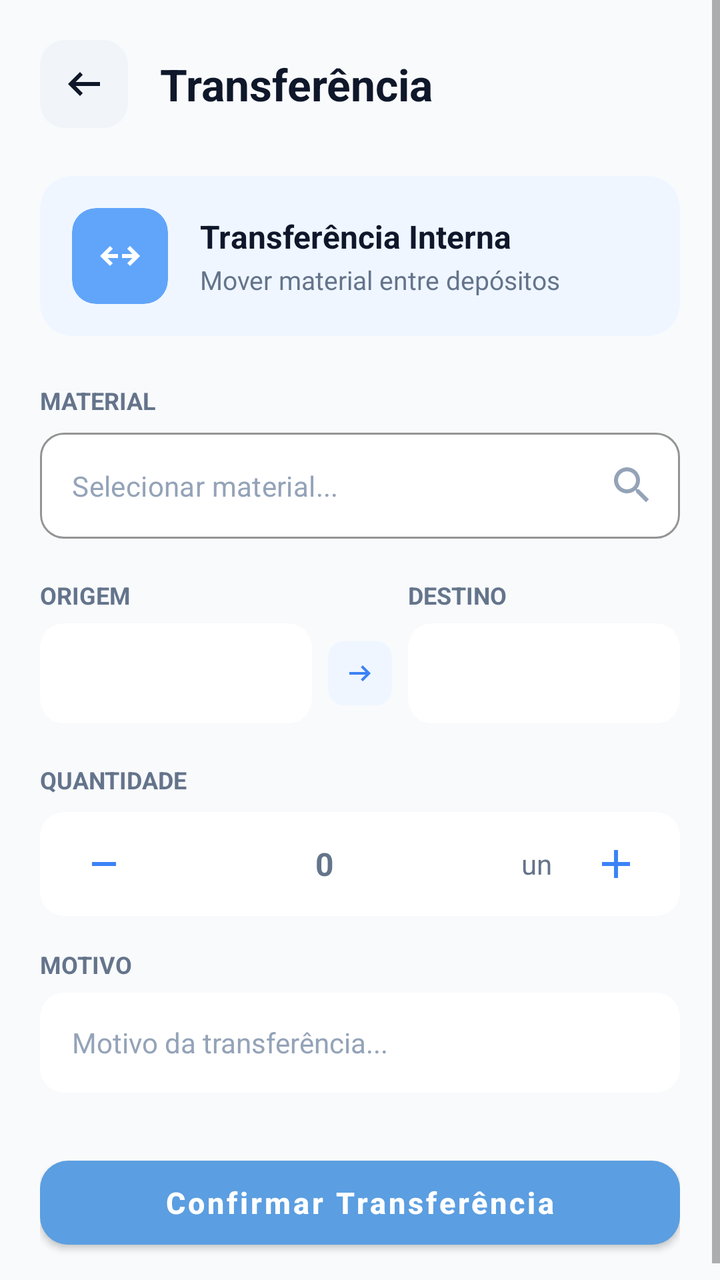
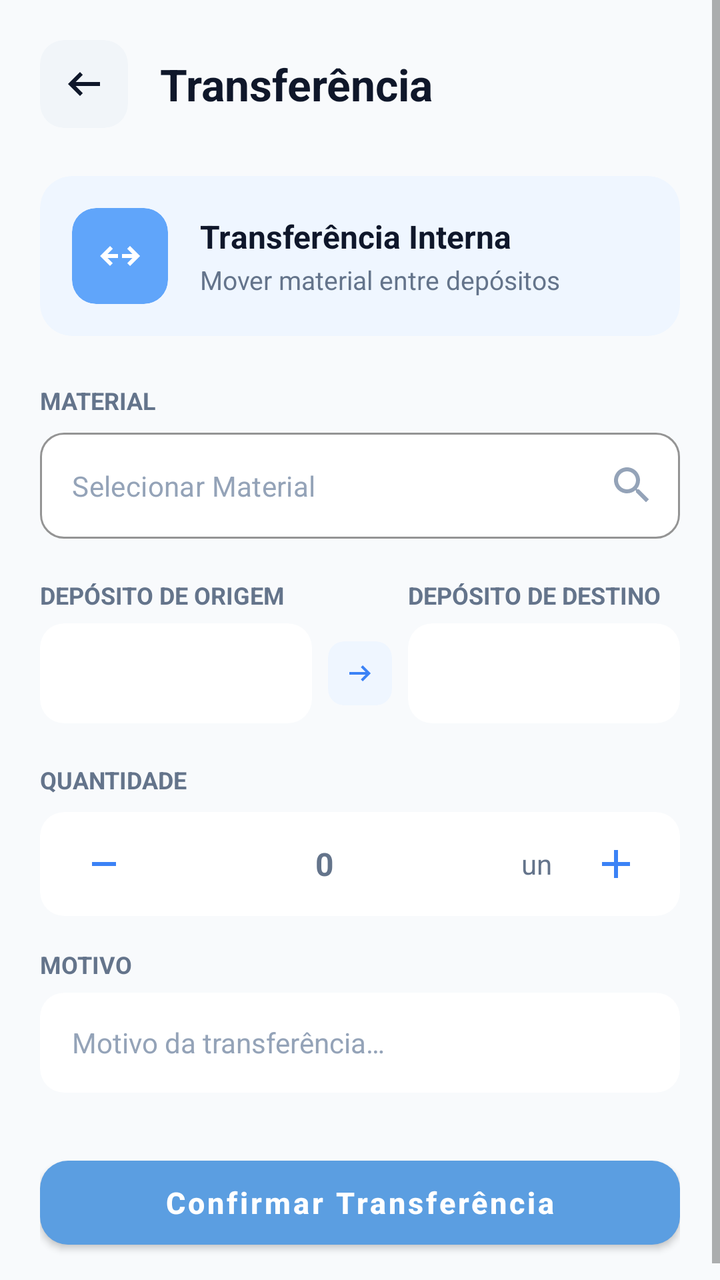

Compare the two renders of this Android layout. The source of the first and the diff that turns it into the second are given below.
<!-- AndroidManifest.xml: application theme Theme.SaneAM -->
<!-- res/layout/activity_transferencia.xml -->
<?xml version="1.0" encoding="utf-8"?>
<ScrollView xmlns:android="http://schemas.android.com/apk/res/android"
    xmlns:app="http://schemas.android.com/apk/res-auto"
    xmlns:tools="http://schemas.android.com/tools"
    android:layout_width="match_parent"
    android:layout_height="match_parent"
    android:background="#F8FAFC"
    android:fillViewport="true">

    <androidx.constraintlayout.widget.ConstraintLayout
        android:layout_width="match_parent"
        android:layout_height="wrap_content"
        android:padding="20dp">

        
        <androidx.cardview.widget.CardView
            android:id="@+id/btnBackCard"
            android:layout_width="44dp"
            android:layout_height="44dp"
            app:cardBackgroundColor="#F1F5F9"
            app:cardCornerRadius="12dp"
            app:cardElevation="0dp"
            app:layout_constraintStart_toStartOf="parent"
            app:layout_constraintTop_toTopOf="parent"
            app:strokeWidth="0dp">

            <androidx.appcompat.widget.AppCompatImageView
                android:id="@+id/btnBack"
                android:layout_width="24dp"
                android:layout_height="24dp"
                android:layout_gravity="center"
                android:contentDescription="Voltar"
                app:srcCompat="@drawable/ic_arrow_left"
                app:tint="#0F172A" />
        </androidx.cardview.widget.CardView>

        <TextView
            android:id="@+id/txtTitle"
            android:layout_width="0dp"
            android:layout_height="wrap_content"
            android:layout_marginStart="16dp"
            android:text="Transferência"
            android:textColor="#0F172A"
            android:textSize="22sp"
            android:textStyle="bold"
            app:layout_constraintBottom_toBottomOf="@id/btnBackCard"
            app:layout_constraintEnd_toEndOf="parent"
            app:layout_constraintStart_toEndOf="@id/btnBackCard"
            app:layout_constraintTop_toTopOf="@id/btnBackCard" />

        
        <androidx.cardview.widget.CardView
            android:id="@+id/cardHeader"
            android:layout_width="match_parent"
            android:layout_height="wrap_content"
            android:layout_marginTop="24dp"
            app:cardBackgroundColor="#EFF6FF"
            app:cardCornerRadius="16dp"
            app:cardElevation="0dp"
            app:layout_constraintTop_toBottomOf="@id/btnBackCard"
            app:strokeColor="#DBEAFE"
            app:strokeWidth="1dp">

            <LinearLayout
                android:layout_width="match_parent"
                android:layout_height="wrap_content"
                android:gravity="center_vertical"
                android:orientation="horizontal"
                android:padding="16dp">

                <androidx.cardview.widget.CardView
                    android:layout_width="48dp"
                    android:layout_height="48dp"
                    app:cardBackgroundColor="#60A5FA"
                    app:cardCornerRadius="12dp"
                    app:cardElevation="0dp"
                    app:strokeWidth="0dp">

                    <androidx.appcompat.widget.AppCompatImageView
                        android:layout_width="24dp"
                        android:layout_height="24dp"
                        android:layout_gravity="center"
                        app:srcCompat="@drawable/ic_swap_horizontal"
                        app:tint="#FFFFFF" />
                </androidx.cardview.widget.CardView>

                <LinearLayout
                    android:layout_width="0dp"
                    android:layout_height="wrap_content"
                    android:layout_marginStart="16dp"
                    android:layout_weight="1"
                    android:orientation="vertical">

                    <TextView
                        android:layout_width="wrap_content"
                        android:layout_height="wrap_content"
                        android:text="Transferência Interna"
                        android:textColor="#0F172A"
                        android:textSize="16sp"
                        android:textStyle="bold" />

                    <TextView
                        android:layout_width="wrap_content"
                        android:layout_height="wrap_content"
                        android:layout_marginTop="2dp"
                        android:text="Mover material entre depósitos"
                        android:textColor="#64748B"
                        android:textSize="13sp" />
                </LinearLayout>
            </LinearLayout>
        </androidx.cardview.widget.CardView>

        
        <TextView
            android:id="@+id/lblMaterial"
            android:layout_width="wrap_content"
            android:layout_height="wrap_content"
            android:layout_marginTop="24dp"
            android:text="MATERIAL"
            android:textColor="#64748B"
            android:textSize="12sp"
            android:textStyle="bold"
            app:layout_constraintStart_toStartOf="parent"
            app:layout_constraintTop_toBottomOf="@id/cardHeader" />

        <com.google.android.material.textfield.TextInputLayout
            android:id="@+id/tilSeletorMaterial"
            style="@style/Widget.MaterialComponents.TextInputLayout.OutlinedBox"
            android:layout_width="match_parent"
            android:layout_height="wrap_content"
            android:layout_marginTop="8dp"
            app:boxBackgroundColor="#FFFFFF"
            app:boxCornerRadiusBottomEnd="12dp"
            app:boxCornerRadiusBottomStart="12dp"
            app:boxCornerRadiusTopEnd="12dp"
            app:boxCornerRadiusTopStart="12dp"
            app:boxStrokeColor="#E2E8F0"
            app:endIconDrawable="@drawable/ic_search"
            app:endIconMode="custom"
            app:endIconTint="#94A3B8"
            app:hintEnabled="false"
            app:layout_constraintTop_toBottomOf="@id/lblMaterial">

            <com.google.android.material.textfield.TextInputEditText
                android:id="@+id/edtMaterial"
                android:layout_width="match_parent"
                android:layout_height="wrap_content"
                android:clickable="true"
                android:focusable="false"
                android:hint="Selecionar material..."
                android:inputType="text"
                android:textColor="#0F172A"
                android:textColorHint="#94A3B8"
                android:textSize="14sp" />
        </com.google.android.material.textfield.TextInputLayout>

        
        <TextView
            android:id="@+id/lblOrigem"
            android:layout_width="0dp"
            android:layout_height="wrap_content"
            android:layout_marginTop="20dp"
            android:text="ORIGEM"
            android:textColor="#64748B"
            android:textSize="12sp"
            android:textStyle="bold"
            app:layout_constraintEnd_toStartOf="@id/iconArrow"
            app:layout_constraintStart_toStartOf="parent"
            app:layout_constraintTop_toBottomOf="@id/tilSeletorMaterial" />

        <TextView
            android:id="@+id/lblDestino"
            android:layout_width="0dp"
            android:layout_height="wrap_content"
            android:text="DESTINO"
            android:textColor="#64748B"
            android:textSize="12sp"
            android:textStyle="bold"
            app:layout_constraintEnd_toEndOf="parent"
            app:layout_constraintStart_toStartOf="@id/cardDestino"
            app:layout_constraintTop_toTopOf="@id/lblOrigem" />

        
        <androidx.cardview.widget.CardView
            android:id="@+id/cardOrigem"
            android:layout_width="0dp"
            android:layout_height="50dp"
            android:layout_marginTop="6dp"
            app:cardBackgroundColor="@color/md_theme_light_surface"
            app:cardCornerRadius="12dp"
            app:cardElevation="0dp"
            app:layout_constraintEnd_toStartOf="@id/iconArrow"
            app:layout_constraintStart_toStartOf="parent"
            app:layout_constraintTop_toBottomOf="@id/lblOrigem">

            <Spinner
                android:id="@+id/spinnerOrigem"
                android:layout_width="match_parent"
                android:layout_height="match_parent"
                android:background="@null"
                android:paddingHorizontal="16dp" />
        </androidx.cardview.widget.CardView>

        
        <androidx.cardview.widget.CardView
            android:id="@+id/iconArrow"
            android:layout_width="32dp"
            android:layout_height="32dp"
            android:layout_marginHorizontal="8dp"
            app:cardBackgroundColor="#EFF6FF"
            app:cardCornerRadius="8dp"
            app:cardElevation="0dp"
            app:layout_constraintBottom_toBottomOf="@id/cardOrigem"
            app:layout_constraintEnd_toStartOf="@id/cardDestino"
            app:layout_constraintStart_toEndOf="@id/cardOrigem"
            app:layout_constraintTop_toTopOf="@id/cardOrigem"
            app:strokeWidth="0dp">

            <androidx.appcompat.widget.AppCompatImageView
                android:layout_width="16dp"
                android:layout_height="16dp"
                android:layout_gravity="center"
                app:srcCompat="@drawable/ic_arrow_right"
                app:tint="#3B82F6" />
        </androidx.cardview.widget.CardView>

        
        <androidx.cardview.widget.CardView
            android:id="@+id/cardDestino"
            android:layout_width="0dp"
            android:layout_height="50dp"
            android:layout_marginTop="6dp"
            app:cardBackgroundColor="@color/md_theme_light_surface"
            app:cardCornerRadius="12dp"
            app:cardElevation="0dp"
            app:layout_constraintEnd_toEndOf="parent"
            app:layout_constraintStart_toEndOf="@id/iconArrow"
            app:layout_constraintTop_toBottomOf="@id/lblDestino">

            <Spinner
                android:id="@+id/spinnerDestino"
                android:layout_width="match_parent"
                android:layout_height="match_parent"
                android:background="@null"
                android:paddingHorizontal="16dp" />
        </androidx.cardview.widget.CardView>

        
        <TextView
            android:id="@+id/lblQuantidade"
            android:layout_width="wrap_content"
            android:layout_height="wrap_content"
            android:layout_marginTop="20dp"
            android:text="QUANTIDADE"
            android:textColor="#64748B"
            android:textSize="12sp"
            android:textStyle="bold"
            app:layout_constraintStart_toStartOf="parent"
            app:layout_constraintTop_toBottomOf="@id/cardOrigem" />

        <androidx.cardview.widget.CardView
            android:id="@+id/cardQuantidade"
            android:layout_width="match_parent"
            android:layout_height="52dp"
            android:layout_marginTop="8dp"
            app:cardBackgroundColor="#FFFFFF"
            app:cardCornerRadius="12dp"
            app:cardElevation="0dp"
            app:layout_constraintTop_toBottomOf="@id/lblQuantidade"
            app:strokeColor="#E2E8F0"
            app:strokeWidth="1dp">

            <LinearLayout
                android:layout_width="match_parent"
                android:layout_height="match_parent"
                android:gravity="center_vertical"
                android:orientation="horizontal"
                android:paddingHorizontal="16dp">

                <ImageButton
                    android:id="@+id/btnMinus"
                    android:layout_width="32dp"
                    android:layout_height="32dp"
                    android:background="?attr/selectableItemBackgroundBorderless"
                    android:contentDescription="Diminuir"
                    android:src="@drawable/ic_minus"
                    app:tint="#3B82F6" />

                <TextView
                    android:id="@+id/txtQuantidade"
                    android:layout_width="0dp"
                    android:layout_height="wrap_content"
                    android:layout_weight="1"
                    android:gravity="center"
                    android:text="0"
                    android:textColor="#64748B"
                    android:textSize="16sp"
                    android:textStyle="bold" />

                <TextView
                    android:id="@+id/txtUnidade"
                    android:layout_width="wrap_content"
                    android:layout_height="wrap_content"
                    android:layout_marginStart="4dp"
                    android:layout_marginEnd="16dp"
                    android:text="un"
                    android:textColor="#64748B"
                    android:textSize="14sp" />

                <androidx.appcompat.widget.AppCompatImageButton
                    android:id="@+id/btnPlus"
                    android:layout_width="32dp"
                    android:layout_height="32dp"
                    android:background="?attr/selectableItemBackgroundBorderless"
                    android:contentDescription="Aumentar"
                    android:src="@drawable/ic_plus"
                    app:tint="#3B82F6" />
            </LinearLayout>
        </androidx.cardview.widget.CardView>

        
        <TextView
            android:id="@+id/labMotivo"
            android:layout_width="wrap_content"
            android:layout_height="wrap_content"
            android:layout_marginTop="16dp"
            android:text="MOTIVO"
            android:textColor="@color/md_theme_light_outline"
            android:textSize="12sp"
            android:textStyle="bold"
            app:layout_constraintStart_toStartOf="parent"
            app:layout_constraintTop_toBottomOf="@id/cardQuantidade" />

        <androidx.cardview.widget.CardView
            android:id="@+id/cardMotivo"
            android:layout_width="match_parent"
            android:layout_height="50dp"
            android:layout_marginTop="6dp"
            app:cardBackgroundColor="@color/md_theme_light_surface"
            app:cardCornerRadius="12dp"
            app:cardElevation="0dp"
            app:layout_constraintStart_toStartOf="parent"
            app:layout_constraintTop_toBottomOf="@id/labMotivo">

            <EditText
                android:id="@+id/edtMotivo"
                android:layout_width="match_parent"
                android:layout_height="match_parent"
                android:background="@null"
                android:hint="Motivo da transferência..."
                android:inputType="text"
                android:paddingHorizontal="16dp"
                android:textColor="@color/md_theme_light_onSurface"
                android:textColorHint="@color/md_theme_light_hint"
                android:textSize="14sp" />
        </androidx.cardview.widget.CardView>

        
        <com.google.android.material.button.MaterialButton
            android:id="@+id/btnConfirmar"
            android:layout_width="match_parent"
            android:layout_height="54dp"
            android:layout_marginTop="28dp"
            android:text="Confirmar Transferência"
            android:textAllCaps="false"
            android:textColor="@android:color/white"
            android:textSize="15sp"
            android:textStyle="bold"
            app:backgroundTint="@color/md_theme_light_primary"
            app:cornerRadius="14dp"
            app:elevation="0dp"
            app:layout_constraintTop_toBottomOf="@id/cardMotivo" />

    </androidx.constraintlayout.widget.ConstraintLayout>
</ScrollView>
<!-- resources referenced by this layout -->
<resources>
  <color name="md_theme_light_hint">#94A3B8</color>
  <color name="md_theme_light_onSurface">#1E293B</color>
  <color name="md_theme_light_outline">#64748B</color>
  <color name="md_theme_light_primary">#5B9EE1</color>
  <color name="md_theme_light_surface">#FFFFFF</color>
  <!-- drawable ic_minus (drawable) -->
  <vector xmlns:android="http://schemas.android.com/apk/res/android"
      android:width="24dp"
      android:height="24dp"
      android:viewportWidth="960"
      android:viewportHeight="960">
  
      <path
          android:fillColor="@android:color/white"
          android:pathData="M240,520L240,440L720,440L720,520L240,520Z" />
  
  </vector>
  <!-- drawable ic_plus (drawable) -->
  <vector xmlns:android="http://schemas.android.com/apk/res/android"
      android:width="24dp"
      android:height="24dp"
      android:viewportWidth="960"
      android:viewportHeight="960">
  
      <path
          android:fillColor="@android:color/white"
          android:pathData="M440,520L200,520L200,440L440,440L440,200L520,200L520,440L760,440L760,520L520,520L520,760L440,760L440,520Z" />
  
  </vector>
  <style name="Theme.SaneAM" parent="Theme.MaterialComponents.DayNight.NoActionBar">
          
          <item name="colorPrimary">@color/md_theme_light_primary</item>
          <item name="colorOnPrimary">@color/md_theme_light_onPrimary</item>
          <item name="colorPrimaryContainer">@color/md_theme_light_primaryContainer</item>
          <item name="colorOnPrimaryContainer">@color/md_theme_light_onPrimaryContainer</item>
  
          
          <item name="android:colorBackground">@color/md_theme_light_background</item>
          <item name="colorOnBackground">@color/md_theme_light_onBackground</item>
          <item name="colorSurface">@color/md_theme_light_surface</item>
          <item name="colorOnSurface">@color/md_theme_light_onSurface</item>
          <item name="colorSurfaceVariant">@color/md_theme_light_surfaceVariant</item>
          <item name="colorOutline">@color/md_theme_light_outline</item>
  
          
          <item name="android:statusBarColor">@color/md_theme_light_background</item>
          <item name="android:windowLightStatusBar">true</item>
      </style>
  <color name="md_theme_light_onPrimary">#FFFFFF</color>
  <color name="md_theme_light_primaryContainer">#5294D7</color>
  <color name="md_theme_light_onPrimaryContainer">#FFFFFF</color>
  <color name="md_theme_light_background">#F4F7FC</color>
  <color name="md_theme_light_onBackground">#0F2851</color>
  <color name="md_theme_light_surfaceVariant">#F1F5F9</color>
  <!-- unchanged entries left out for length: 4 -->
</resources>

<!-- the commit's change to res/layout/activity_transferencia.xml (unified diff, before → after) -->
@@ -4,7 +4,7 @@
     xmlns:tools="http://schemas.android.com/tools"
     android:layout_width="match_parent"
     android:layout_height="match_parent"
-    android:background="#F8FAFC"
+    android:background="@color/surface_light"
     android:fillViewport="true">
 
     <androidx.constraintlayout.widget.ConstraintLayout
@@ -17,7 +17,7 @@
             android:id="@+id/btnBackCard"
             android:layout_width="44dp"
             android:layout_height="44dp"
-            app:cardBackgroundColor="#F1F5F9"
+            app:cardBackgroundColor="@color/surface_muted"
             app:cardCornerRadius="12dp"
             app:cardElevation="0dp"
             app:layout_constraintStart_toStartOf="parent"
@@ -29,9 +29,9 @@
                 android:layout_width="24dp"
                 android:layout_height="24dp"
                 android:layout_gravity="center"
-                android:contentDescription="Voltar"
+                android:contentDescription="@string/voltar"
                 app:srcCompat="@drawable/ic_arrow_left"
-                app:tint="#0F172A" />
+                app:tint="@color/text_primary" />
         </androidx.cardview.widget.CardView>
 
         <TextView
@@ -39,8 +39,8 @@
             android:layout_width="0dp"
             android:layout_height="wrap_content"
             android:layout_marginStart="16dp"
-            android:text="Transferência"
-            android:textColor="#0F172A"
+            android:text="@string/transferencia"
+            android:textColor="@color/text_primary"
             android:textSize="22sp"
             android:textStyle="bold"
             app:layout_constraintBottom_toBottomOf="@id/btnBackCard"
@@ -54,11 +54,11 @@
             android:layout_width="match_parent"
             android:layout_height="wrap_content"
             android:layout_marginTop="24dp"
-            app:cardBackgroundColor="#EFF6FF"
+            app:cardBackgroundColor="@color/blue_light"
             app:cardCornerRadius="16dp"
             app:cardElevation="0dp"
             app:layout_constraintTop_toBottomOf="@id/btnBackCard"
-            app:strokeColor="#DBEAFE"
+            app:strokeColor="@color/blue_border"
             app:strokeWidth="1dp">
 
             <LinearLayout
@@ -71,7 +71,7 @@
                 <androidx.cardview.widget.CardView
                     android:layout_width="48dp"
                     android:layout_height="48dp"
-                    app:cardBackgroundColor="#60A5FA"
+                    app:cardBackgroundColor="@color/blue"
                     app:cardCornerRadius="12dp"
                     app:cardElevation="0dp"
                     app:strokeWidth="0dp">
@@ -81,7 +81,7 @@
                         android:layout_height="24dp"
                         android:layout_gravity="center"
                         app:srcCompat="@drawable/ic_swap_horizontal"
-                        app:tint="#FFFFFF" />
+                        app:tint="@color/white" />
                 </androidx.cardview.widget.CardView>
 
                 <LinearLayout
@@ -94,8 +94,8 @@
                     <TextView
                         android:layout_width="wrap_content"
                         android:layout_height="wrap_content"
-                        android:text="Transferência Interna"
-                        android:textColor="#0F172A"
+                        android:text="@string/transferencia_interna"
+                        android:textColor="@color/text_primary"
                         android:textSize="16sp"
                         android:textStyle="bold" />
 
@@ -103,8 +103,8 @@
                         android:layout_width="wrap_content"
                         android:layout_height="wrap_content"
                         android:layout_marginTop="2dp"
-                        android:text="Mover material entre depósitos"
-                        android:textColor="#64748B"
+                        android:text="@string/mover_material"
+                        android:textColor="@color/text_secondary"
                         android:textSize="13sp" />
                 </LinearLayout>
             </LinearLayout>
@@ -116,8 +116,8 @@
             android:layout_width="wrap_content"
             android:layout_height="wrap_content"
             android:layout_marginTop="24dp"
-            android:text="MATERIAL"
-            android:textColor="#64748B"
+            android:text="@string/material"
+            android:textColor="@color/text_secondary"
             android:textSize="12sp"
             android:textStyle="bold"
             app:layout_constraintStart_toStartOf="parent"
@@ -129,15 +129,15 @@
             android:layout_width="match_parent"
             android:layout_height="wrap_content"
             android:layout_marginTop="8dp"
-            app:boxBackgroundColor="#FFFFFF"
+            app:boxBackgroundColor="@color/white"
             app:boxCornerRadiusBottomEnd="12dp"
             app:boxCornerRadiusBottomStart="12dp"
             app:boxCornerRadiusTopEnd="12dp"
             app:boxCornerRadiusTopStart="12dp"
-            app:boxStrokeColor="#E2E8F0"
+            app:boxStrokeColor="@color/border"
             app:endIconDrawable="@drawable/ic_search"
             app:endIconMode="custom"
-            app:endIconTint="#94A3B8"
+            app:endIconTint="@color/hint"
             app:hintEnabled="false"
             app:layout_constraintTop_toBottomOf="@id/lblMaterial">
 
@@ -147,10 +147,10 @@
                 android:layout_height="wrap_content"
                 android:clickable="true"
                 android:focusable="false"
-                android:hint="Selecionar material..."
+                android:hint="@string/selecionar_material"
                 android:inputType="text"
-                android:textColor="#0F172A"
-                android:textColorHint="#94A3B8"
+                android:textColor="@color/text_primary"
+                android:textColorHint="@color/hint"
                 android:textSize="14sp" />
         </com.google.android.material.textfield.TextInputLayout>
 
@@ -160,8 +160,8 @@
             android:layout_width="0dp"
             android:layout_height="wrap_content"
             android:layout_marginTop="20dp"
-            android:text="ORIGEM"
-            android:textColor="#64748B"
+            android:text="@string/deposito_origem"
+            android:textColor="@color/text_secondary"
             android:textSize="12sp"
             android:textStyle="bold"
             app:layout_constraintEnd_toStartOf="@id/iconArrow"
@@ -172,8 +172,8 @@
             android:id="@+id/lblDestino"
             android:layout_width="0dp"
             android:layout_height="wrap_content"
-            android:text="DESTINO"
-            android:textColor="#64748B"
+            android:text="@string/deposito_destino"
+            android:textColor="@color/text_secondary"
             android:textSize="12sp"
             android:textStyle="bold"
             app:layout_constraintEnd_toEndOf="parent"
@@ -207,7 +207,7 @@
             android:layout_width="32dp"
             android:layout_height="32dp"
             android:layout_marginHorizontal="8dp"
-            app:cardBackgroundColor="#EFF6FF"
+            app:cardBackgroundColor="@color/blue_light"
             app:cardCornerRadius="8dp"
             app:cardElevation="0dp"
             app:layout_constraintBottom_toBottomOf="@id/cardOrigem"
@@ -221,7 +221,7 @@
                 android:layout_height="16dp"
                 android:layout_gravity="center"
                 app:srcCompat="@drawable/ic_arrow_right"
-                app:tint="#3B82F6" />
+                app:tint="@color/badge_blue_text" />
         </androidx.cardview.widget.CardView>
 
         
@@ -251,8 +251,8 @@
             android:layout_width="wrap_content"
             android:layout_height="wrap_content"
             android:layout_marginTop="20dp"
-            android:text="QUANTIDADE"
-            android:textColor="#64748B"
+            android:text="@string/quantidade"
+            android:textColor="@color/text_secondary"
             android:textSize="12sp"
             android:textStyle="bold"
             app:layout_constraintStart_toStartOf="parent"
@@ -263,11 +263,11 @@
             android:layout_width="match_parent"
             android:layout_height="52dp"
             android:layout_marginTop="8dp"
-            app:cardBackgroundColor="#FFFFFF"
+            app:cardBackgroundColor="@color/white"
             app:cardCornerRadius="12dp"
             app:cardElevation="0dp"
             app:layout_constraintTop_toBottomOf="@id/lblQuantidade"
-            app:strokeColor="#E2E8F0"
+            app:strokeColor="@color/border"
             app:strokeWidth="1dp">
 
             <LinearLayout
@@ -282,9 +282,9 @@
                     android:layout_width="32dp"
                     android:layout_height="32dp"
                     android:background="?attr/selectableItemBackgroundBorderless"
-                    android:contentDescription="Diminuir"
+                    android:contentDescription="@string/diminuir"
                     android:src="@drawable/ic_minus"
-                    app:tint="#3B82F6" />
+                    app:tint="@color/badge_blue_text" />
 
                 <TextView
                     android:id="@+id/txtQuantidade"
@@ -293,7 +293,7 @@
                     android:layout_weight="1"
                     android:gravity="center"
                     android:text="0"
-                    android:textColor="#64748B"
+                    android:textColor="@color/text_secondary"
                     android:textSize="16sp"
                     android:textStyle="bold" />
 
@@ -303,8 +303,8 @@
                     android:layout_height="wrap_content"
                     android:layout_marginStart="4dp"
                     android:layout_marginEnd="16dp"
-                    android:text="un"
-                    android:textColor="#64748B"
+                    android:text="@string/unidade"
+                    android:textColor="@color/text_secondary"
                     android:textSize="14sp" />
 
                 <androidx.appcompat.widget.AppCompatImageButton
@@ -312,9 +312,9 @@
                     android:layout_width="32dp"
                     android:layout_height="32dp"
                     android:background="?attr/selectableItemBackgroundBorderless"
-                    android:contentDescription="Aumentar"
+                    android:contentDescription="@string/aumentar"
                     android:src="@drawable/ic_plus"
-                    app:tint="#3B82F6" />
+                    app:tint="@color/badge_blue_text" />
             </LinearLayout>
         </androidx.cardview.widget.CardView>
 
@@ -324,7 +324,7 @@
             android:layout_width="wrap_content"
             android:layout_height="wrap_content"
             android:layout_marginTop="16dp"
-            android:text="MOTIVO"
+            android:text="@string/motivo"
             android:textColor="@color/md_theme_light_outline"
             android:textSize="12sp"
             android:textStyle="bold"
@@ -347,7 +347,7 @@
                 android:layout_width="match_parent"
                 android:layout_height="match_parent"
                 android:background="@null"
-                android:hint="Motivo da transferência..."
+                android:hint="@string/motivo_transferencia"
                 android:inputType="text"
                 android:paddingHorizontal="16dp"
                 android:textColor="@color/md_theme_light_onSurface"
@@ -361,7 +361,7 @@
             android:layout_width="match_parent"
             android:layout_height="54dp"
             android:layout_marginTop="28dp"
-            android:text="Confirmar Transferência"
+            android:text="@string/confirmar_transferencia"
             android:textAllCaps="false"
             android:textColor="@android:color/white"
             android:textSize="15sp"
<!-- resource entries referenced after the edit -->
@@ -1,10 +1,21 @@
 <!-- resources referenced by this layout -->
 <resources>
+  <color name="badge_blue_text">#3B82F6</color>
+  <color name="blue">#60A5FA</color>
+  <color name="blue_border">#DBEAFE</color>
+  <color name="blue_light">#EFF6FF</color>
+  <color name="border">#E2E8F0</color>
+  <color name="hint">#94A3B8</color>
   <color name="md_theme_light_hint">#94A3B8</color>
   <color name="md_theme_light_onSurface">#1E293B</color>
   <color name="md_theme_light_outline">#64748B</color>
   <color name="md_theme_light_primary">#5B9EE1</color>
   <color name="md_theme_light_surface">#FFFFFF</color>
+  <color name="surface_light">#F8FAFC</color>
+  <color name="surface_muted">#F1F5F9</color>
+  <color name="text_primary">#0F172A</color>
+  <color name="text_secondary">#64748B</color>
+  <color name="white">#FFFFFF</color>
   <!-- drawable ic_minus (drawable) -->
   <vector xmlns:android="http://schemas.android.com/apk/res/android"
       android:width="24dp"
@@ -29,6 +40,21 @@
           android:pathData="M440,520L200,520L200,440L440,440L440,200L520,200L520,440L760,440L760,520L520,520L520,760L440,760L440,520Z" />
   
   </vector>
+  <string name="aumentar">Aumentar</string>
+  <string name="confirmar_transferencia">Confirmar Transferência</string>
+  <string name="deposito_destino">DEPÓSITO DE DESTINO</string>
+  <string name="deposito_origem">DEPÓSITO DE ORIGEM</string>
+  <string name="diminuir">Diminuir</string>
+  <string name="material">MATERIAL</string>
+  <string name="motivo">MOTIVO</string>
+  <string name="motivo_transferencia">Motivo da transferência…</string>
+  <string name="mover_material">Mover material entre depósitos</string>
+  <string name="quantidade">QUANTIDADE</string>
+  <string name="selecionar_material">Selecionar Material</string>
+  <string name="transferencia">Transferência</string>
+  <string name="transferencia_interna">Transferência Interna</string>
+  <string name="unidade">un</string>
+  <string name="voltar">Voltar</string>
   <style name="Theme.SaneAM" parent="Theme.MaterialComponents.DayNight.NoActionBar">
           
           <item name="colorPrimary">@color/md_theme_light_primary</item>
@@ -47,6 +73,8 @@
           
           <item name="android:statusBarColor">@color/md_theme_light_background</item>
           <item name="android:windowLightStatusBar">true</item>
+          <item name="android:navigationBarColor">@color/md_theme_light_background</item>
+          <item name="android:windowLightNavigationBar">true</item>
       </style>
   <color name="md_theme_light_onPrimary">#FFFFFF</color>
   <color name="md_theme_light_primaryContainer">#5294D7</color>
